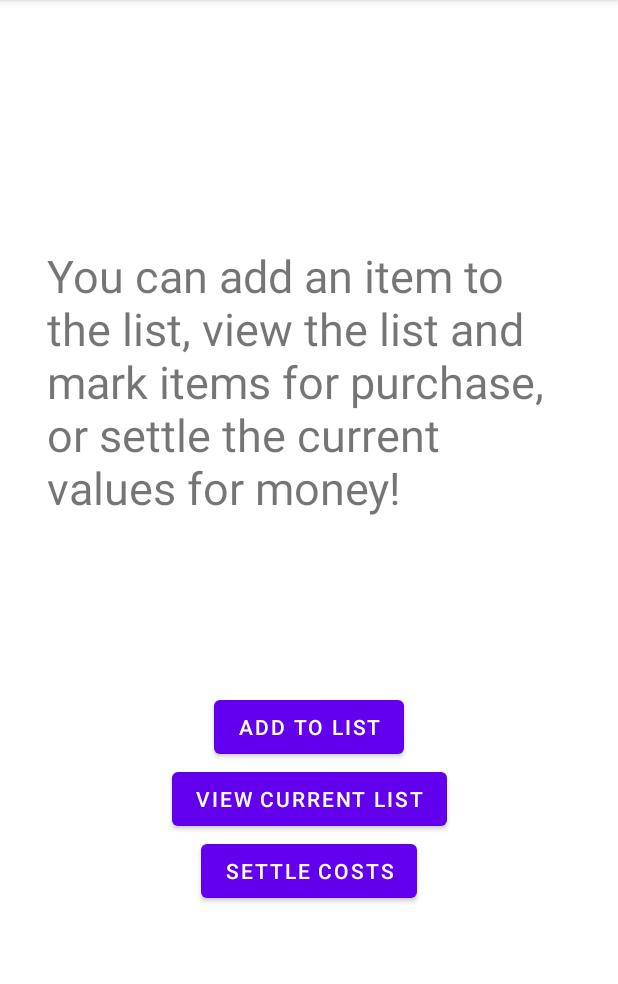
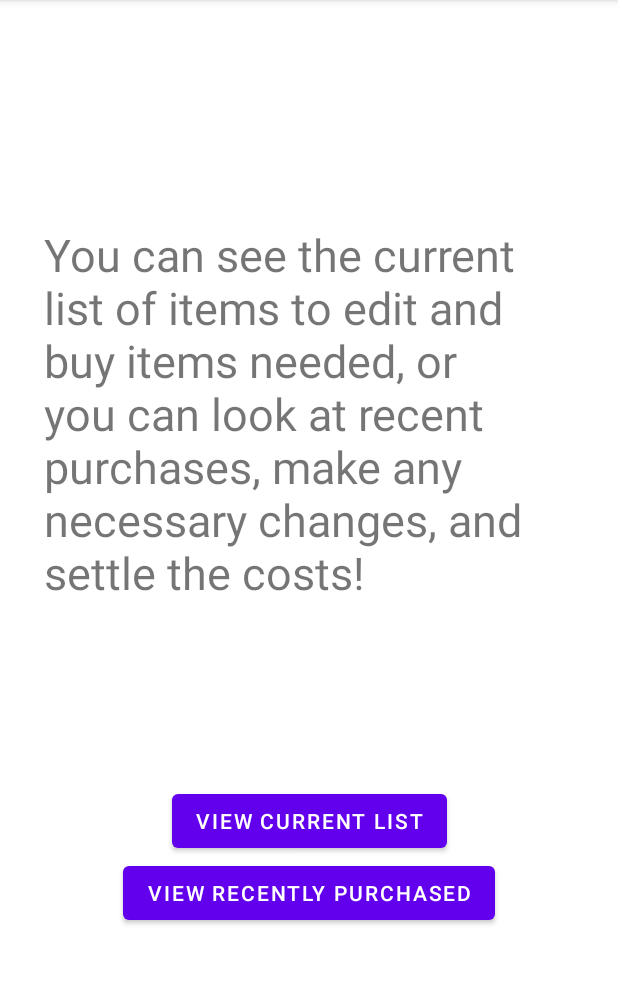
Before and after one commit to tfh12349/RoommateShopper, an Android app: the ShoppingManagerActivity screen opened directly, with no data from a screen before it, on a phone screen of 412 x 824 dp, the part 84-1068 px from its top. Run offline under Robolectric (Android 15) with nearby library versions, the phone set to English and light mode, and no system bars.

Commit message:
Changed up look of one file, added functionality to ShoppingManagerActivity

```diff
--- a/app/src/main/java/edu/uga/cs/roommateshopper/ShoppingManagerActivity.java
+++ b/app/src/main/java/edu/uga/cs/roommateshopper/ShoppingManagerActivity.java
@@ -2,13 +2,55 @@ package edu.uga.cs.roommateshopper;
 
 import androidx.appcompat.app.AppCompatActivity;
 
+import android.content.Intent;
 import android.os.Bundle;
+import android.util.Log;
+import android.view.View;
+import android.widget.Button;
 
 public class ShoppingManagerActivity extends AppCompatActivity {
+
+    private final String TAG = "ShoppingManagerActivity";
+    private Button listButton, purchasedButton;
+
 
     @Override
     protected void onCreate(Bundle savedInstanceState) {
         super.onCreate(savedInstanceState);
         setContentView(R.layout.activity_shopping_manager);
+
+        listButton = findViewById(R.id.currentList);
+        purchasedButton = findViewById(R.id.purchasedList);
+        listButton.setOnClickListener(new ListClickListener());
+        purchasedButton.setOnClickListener(new PurchasedClickListener());
+    }
+
+    /**
+     * This private class if for the new quiz button, creates a new quiz intent
+     */
+    private class ListClickListener implements View.OnClickListener{
+        /**
+         * onClick stores the creation of the intent and starts the activity
+         * @param view
+         */
+        @Override
+        public void onClick(View view){
+            Log.d(TAG, "ListClickListener.onClick");
+            Intent intent = new Intent(view.getContext(), ViewListActivity.class);
+            view.getContext().startActivity(intent);
+        }
+    }
+    /**
+     * This private class if for the new quiz button, creates a new quiz intent
+     */
+    private class PurchasedClickListener implements View.OnClickListener{
+        /**
+         * onClick stores the creation of the intent and starts the activity
+         * @param view
+         */
+        @Override
+        public void onClick(View view){
+            Log.d(TAG, "PurchasedClickListener.onClick");
+        }
     }
 }
--- a/app/src/main/res/layout/activity_shopping_manager.xml
+++ b/app/src/main/res/layout/activity_shopping_manager.xml
@@ -8,42 +8,32 @@
 
     <TextView
         android:id="@+id/textView2"
-        android:layout_width="350dp"
-        android:layout_height="197dp"
+        android:layout_width="354dp"
+        android:layout_height="274dp"
         android:layout_marginBottom="100dp"
-        android:text="You can add an item to the list, view the list and mark items for purchase, or settle the current values for money!"
+        android:text="You can see the current list of items to edit and buy items needed, or you can look at recent purchases, make any necessary changes, and settle the costs!"
         android:textSize="30sp"
-        app:layout_constraintBottom_toTopOf="@+id/addToList"
+        app:layout_constraintBottom_toTopOf="@+id/currentList"
         app:layout_constraintEnd_toEndOf="parent"
         app:layout_constraintStart_toStartOf="parent"
         app:layout_constraintTop_toTopOf="parent"
         app:layout_constraintVertical_chainStyle="packed" />
 
     <Button
-        android:id="@+id/addToList"
+        android:id="@+id/currentList"
         android:layout_width="wrap_content"
         android:layout_height="wrap_content"
-        android:text="Add To List"
-        app:layout_constraintBottom_toTopOf="@+id/currentList"
+        android:text="View Current List"
+        app:layout_constraintBottom_toTopOf="@+id/purchasedList"
         app:layout_constraintEnd_toEndOf="parent"
         app:layout_constraintStart_toStartOf="parent"
         app:layout_constraintTop_toBottomOf="@+id/textView2" />
 
     <Button
-        android:id="@+id/currentList"
+        android:id="@+id/purchasedList"
         android:layout_width="wrap_content"
         android:layout_height="wrap_content"
-        android:text="View Current List"
-        app:layout_constraintBottom_toTopOf="@+id/settleCosts"
-        app:layout_constraintEnd_toEndOf="parent"
-        app:layout_constraintStart_toStartOf="parent"
-        app:layout_constraintTop_toBottomOf="@+id/addToList" />
-
-    <Button
-        android:id="@+id/settleCosts"
-        android:layout_width="wrap_content"
-        android:layout_height="wrap_content"
-        android:text="Settle Costs"
+        android:text="View Recently Purchased"
         app:layout_constraintBottom_toBottomOf="parent"
         app:layout_constraintEnd_toEndOf="parent"
         app:layout_constraintStart_toStartOf="parent"
```
